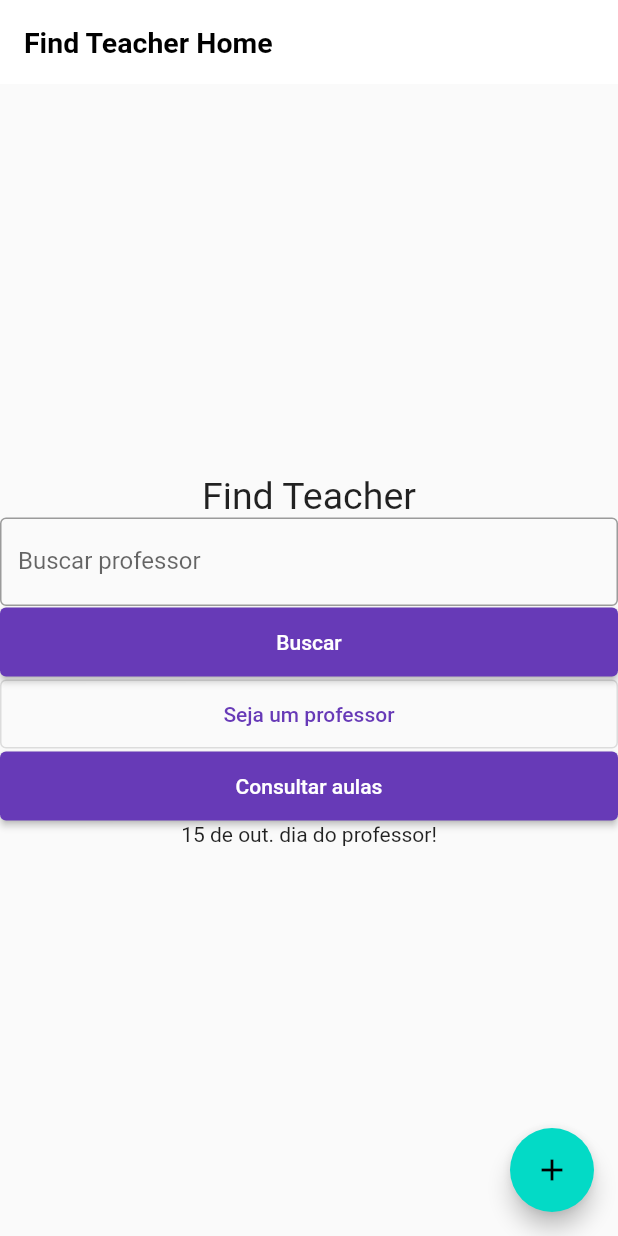
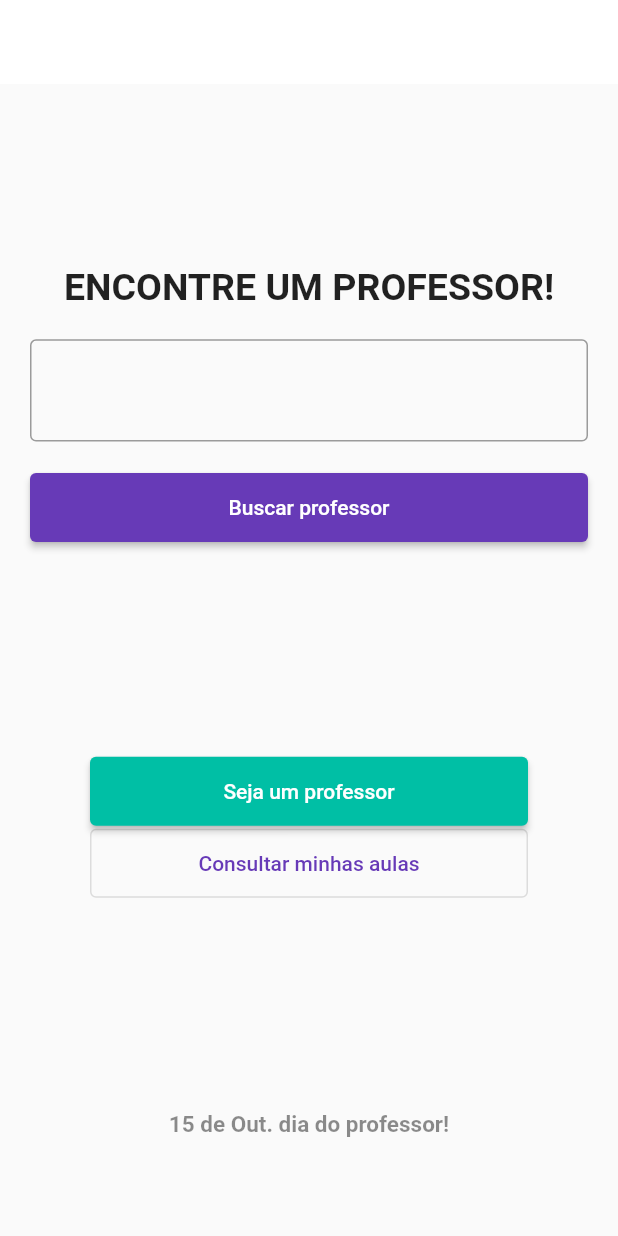
Before and after one commit to irisrichardt/findteacher, a Flutter app: the screen it shows after launch, on a phone screen of 412 x 824 dp. Run offline on Flutter 3.47's test engine with Material 2 defaults, Android fonts, the phone set to English and light mode, and no system bars.

Commit message:
main
tela inicial

```diff
--- a/lib/app/components/ft_text_title.dart
+++ b/lib/app/components/ft_text_title.dart
@@ -2,8 +2,8 @@ import 'package:flutter/material.dart';
 
 enum FTSizeTitle {
   small(size: 15.0),
-  normal(size: 25.0),
-  large(size: 30.0);
+  normal(size: 20.0),
+  large(size: 25.0);
 
   final double size;
 
@@ -13,11 +13,13 @@ enum FTSizeTitle {
 class FTTextTitle extends StatelessWidget {
   final String text;
   final FTSizeTitle size;
+  final Color? color;
 
   const FTTextTitle({
     Key? key,
     required this.text,
-    required this.size
+    required this.size,
+    this.color
   }) : super(key: key);
 
   @override
@@ -25,7 +27,7 @@ class FTTextTitle extends StatelessWidget {
     return Text(
       text,
       textAlign: TextAlign.center,
-      style: TextStyle(fontSize: size.size),
+      style: TextStyle(fontSize: size.size, color: color, fontWeight: FontWeight.bold),
     );
   }
 }
--- /dev/null
+++ b/lib/app/modules/views/inicial_view.dart
@@ -0,0 +1,73 @@
+import 'package:flutter/material.dart';
+
+import '../../components/ft_elevated_button.dart';
+import '../../components/ft_outlined_button.dart';
+import '../../components/ft_text_form_search.dart';
+import '../../components/ft_text_title.dart';
+
+class InicialView extends StatelessWidget {
+  const InicialView({Key? key}) : super(key: key);
+
+  @override
+  Widget build(BuildContext context) {
+    final _mediaQuery = MediaQuery.of(context);
+
+    return Scaffold(
+       appBar: AppBar(),
+      body: SingleChildScrollView(
+        child: SizedBox(
+          height: _mediaQuery.size.height - _mediaQuery.padding.top,
+          child: Column(
+            mainAxisAlignment: MainAxisAlignment.spaceEvenly,
+            children: [
+              Container(
+                padding: const EdgeInsets.symmetric(horizontal: 20),
+                child: Form(
+                  child: Column(
+                    children: [
+                      const FTTextTitle(
+                        text: 'ENCONTRE UM PROFESSOR!',
+                        size: FTSizeTitle.large,
+                      ),
+                      FTTextFormSearch(
+                        controller: TextEditingController(),
+                        padding: const EdgeInsets.symmetric(vertical: 20),
+                      ),
+                      FTElevatedButton(
+                        child: const Text('Buscar professor'),
+                        onPressed: () {},
+                      ),
+                    ],
+                  ),
+                ),
+              ),
+              Padding(
+                padding: const EdgeInsets.only(left: 60, right: 60, bottom: 20, top: 20),
+                child: Column(
+                  children: [
+                    FTElevatedButton(
+                      onPressed: () {},
+                      style: ElevatedButton.styleFrom(
+                        primary: Theme.of(context).primaryColorLight,
+                      ),
+                      child: const Text('Seja um professor'),
+                    ),
+                    FTOutlinedButton(
+                      child: const Text('Consultar minhas aulas'),
+                      onPressed: () {},
+                    ),
+                  ],
+                ),
+              ),
+              const FTTextTitle(
+                    text: '15 de Out. dia do professor!',
+                    size: FTSizeTitle.small,
+                    color: Colors.black45,
+                  ),
+            ],
+          ),
+        ),
+      ),
+    );
+  }
+}
--- a/lib/main.dart
+++ b/lib/main.dart
@@ -1,10 +1,6 @@
-import 'package:findteacher/app/components/ft_outlined_button.dart';
-import 'package:findteacher/app/components/ft_text_form_field.dart';
+import 'package:findteacher/app/modules/views/inicial_view.dart';
 import 'package:findteacher/theme/theme_data.dart';
 import 'package:flutter/material.dart';
-
-import 'app/components/ft_elevated_button.dart';
-import 'app/components/ft_text_title.dart';
 
 void main() {
   runApp(const MyApp());
@@ -19,66 +15,9 @@ class MyApp extends StatelessWidget {
       title: 'Find Teacher',
       debugShowCheckedModeBanner: false,
       theme: CustomThemeData.light(),
-      darkTheme: CustomThemeData.dark(),
-      themeMode: ThemeMode.system,
-      home: const MyHomePage(title: 'Find Teacher Home'),
+      // darkTheme: CustomThemeData.dark(),
+      // themeMode: ThemeMode.dark,
+      home: const InicialView(),
     );
   }
 }
-
-class MyHomePage extends StatefulWidget {
-  const MyHomePage({Key? key, required this.title}) : super(key: key);
-
-  final String title;
-
-  @override
-  State<MyHomePage> createState() => _MyHomePageState();
-}
-
-class _MyHomePageState extends State<MyHomePage> {
-  int _counter = 0;
-
-  void _incrementCounter() {
-    setState(() {
-      _counter++;
-    });
-  }
-
-  @override
-  Widget build(BuildContext context) {
-    return Scaffold(
-      appBar: AppBar(
-        title: Text(widget.title),
-      ),
-      body: Center(
-        child: Column(
-          mainAxisAlignment: MainAxisAlignment.center,
-          children: <Widget>[
-            FTTextTitle(text: 'Find Teacher', size: FTSizeTitle.normal),
-            FTTextFormField(label: 'Buscar professor'),
-            FTElevatedButton(
-              child: Text('Buscar'),
-              onPressed: () {},
-            ),
-            FTOutlinedButton(
-              child: Text('Seja um professor'),
-              onPressed: () {}
-            ),
-            FTElevatedButton(
-              child: Text('Consultar aulas'),
-              onPressed: () {},
-            ),
-            const Text(
-              '15 de out. dia do professor!'
-            ),
-          ],
-        ),
-      ),
-      floatingActionButton: FloatingActionButton(
-        onPressed: _incrementCounter,
-        tooltip: 'Increment',
-        child: const Icon(Icons.add),
-      ),
-    );
-  }
-}
```
